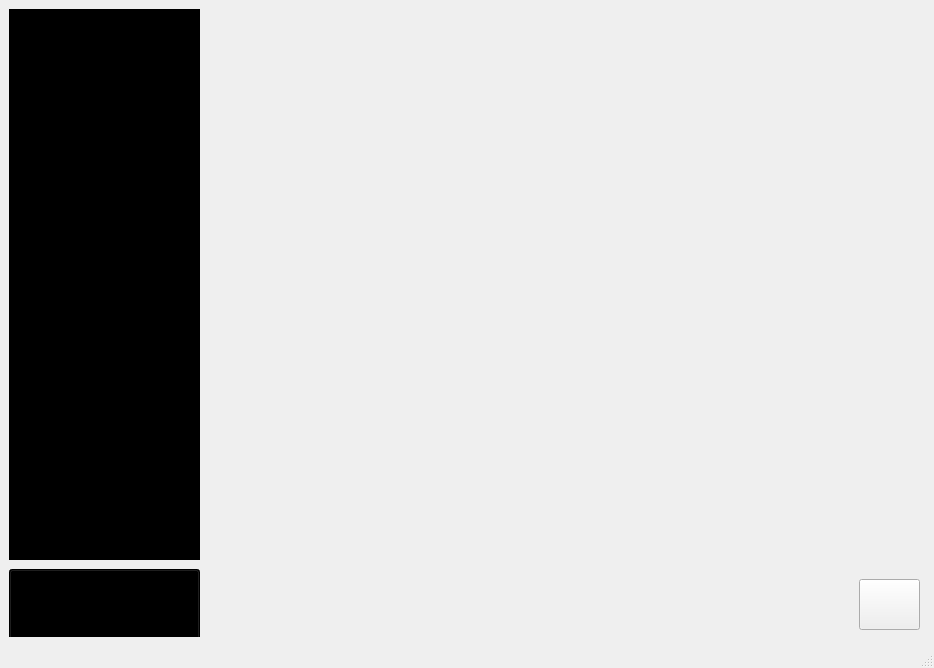
This is src/templates/tela_ensino.ui in DanilloMLS/lepee as Qt 5 draws it before an edit. The edited form follows.
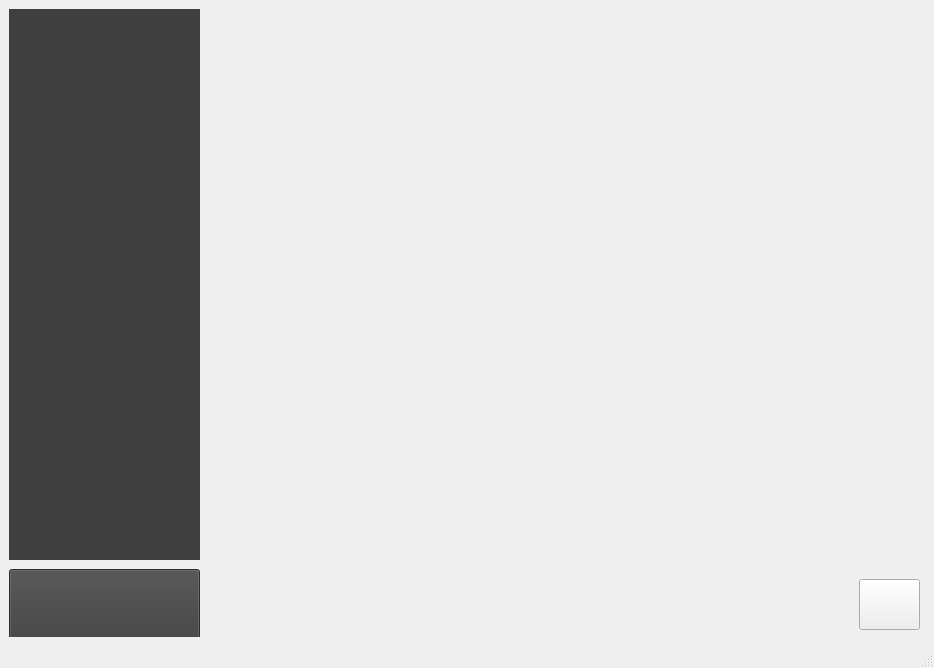
This is the edited form. Icons and pictures are not drawn.

Commit message: Modificação nos templates play, tela intro, player, tela de ensino e apres_ops

```diff
--- a/src/templates/tela_ensino.ui
+++ b/src/templates/tela_ensino.ui
@@ -49,7 +49,7 @@
         </rect>
        </property>
        <property name="styleSheet">
-        <string notr="true">background-color: rgb(0, 0, 0);</string>
+        <string notr="true">background-color: rgb(63, 63, 63);</string>
        </property>
       </widget>
       <widget class="QWidget" name="apresContWidget" native="true">
@@ -72,7 +72,7 @@
         </rect>
        </property>
        <property name="styleSheet">
-        <string notr="true">background-color: rgb(0, 0, 0);</string>
+        <string notr="true">background-color: rgb(63, 63, 63);</string>
        </property>
        <property name="text">
         <string/>
```
The commit also changes 4 other files.
